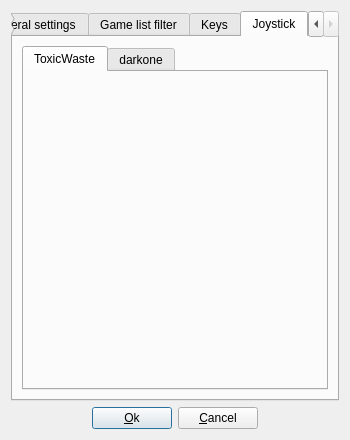
First picture: the form in arcademodesetup.ui, repository qmc2/qmc2-mame-fe, before the edit.
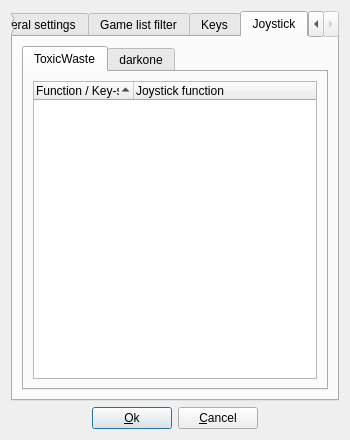
Second picture: the form after the edit. The open tabs and pages were chosen to show the change. Icons and pictures are not drawn.

Commit message: wip: QMC2 Arcade: started adding support for digital joysticks (mapping their functions to key-sequences)

Patch:
```diff
--- a/arcademodesetup.ui
+++ b/arcademodesetup.ui
@@ -937,6 +937,28 @@
           <attribute name="title">
            <string>ToxicWaste</string>
           </attribute>
+          <layout class="QGridLayout" name="gridLayoutTabToxicWasteJoyMap">
+           <item row="0" column="0">
+            <widget class="QTreeWidget" name="treeWidgetJoyMapToxicWaste">
+             <property name="toolTip">
+              <string>Double-click to scan or clear a joystck function mapped to a key-sequence</string>
+             </property>
+             <property name="sortingEnabled">
+              <bool>true</bool>
+             </property>
+             <column>
+              <property name="text">
+               <string>Function / Key-sequence</string>
+              </property>
+             </column>
+             <column>
+              <property name="text">
+               <string>Joystick function</string>
+              </property>
+             </column>
+            </widget>
+           </item>
+          </layout>
          </widget>
          <widget class="QWidget" name="tabDarkoneJoyMap">
           <attribute name="title">
```
Left out of the diff: 28 changed lines with no effect on the pictures. The commit also changes 25 other files.
